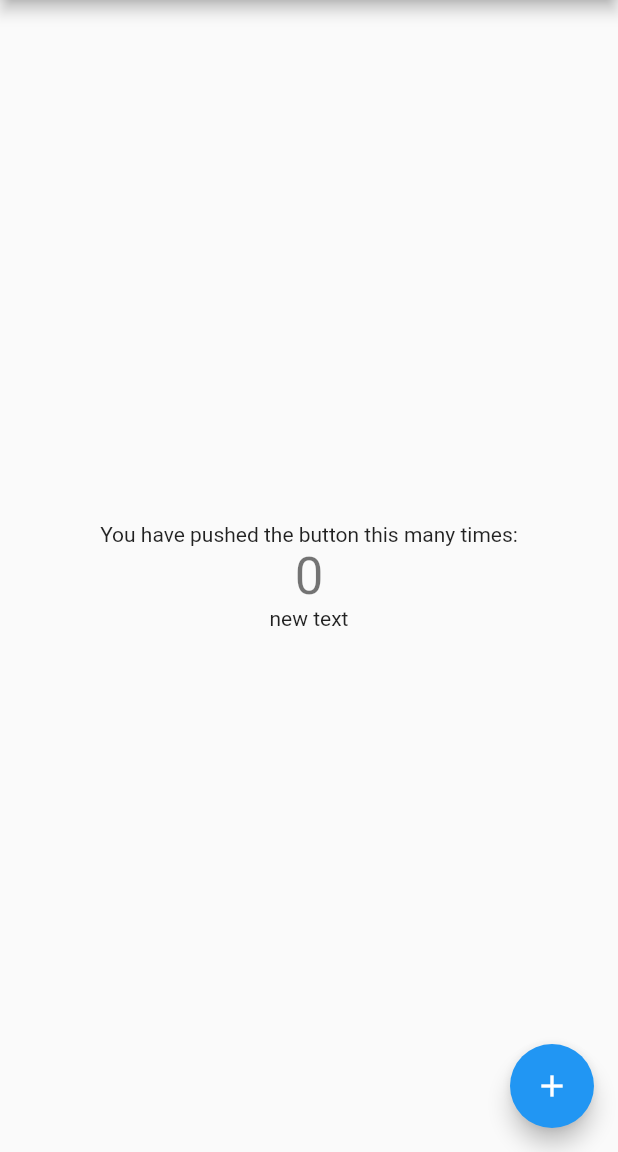
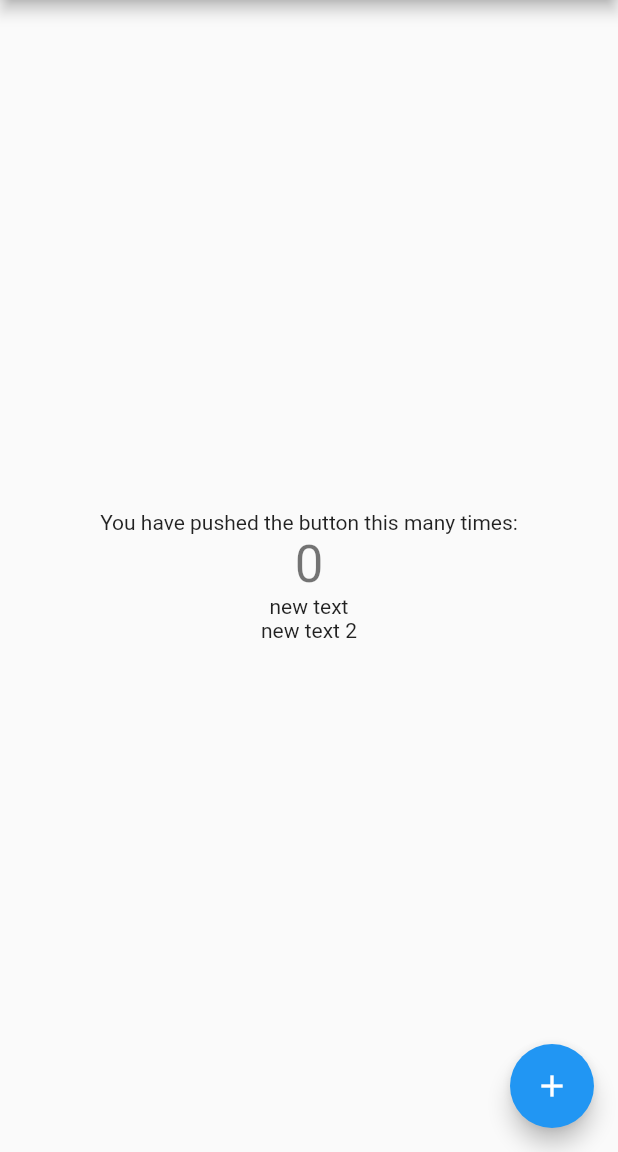
Before and after one commit to CvamKr/git_learning_github, a Flutter app: the screen it shows after launch, on a phone screen of 412 x 824 dp, the part 84-1236 px from its top. Run offline on Flutter 3.47's test engine with Material 2 defaults, Android fonts, the phone set to English and light mode, and no system bars.

Commit message:
added text 2

```diff
--- a/lib/main.dart
+++ b/lib/main.dart
@@ -9,7 +9,6 @@ class MyApp extends StatelessWidget {
     return MaterialApp(
       title: 'Flutter Demo',
       theme: ThemeData(
-
         primarySwatch: Colors.blue,
       ),
       home: MyHomePage(title: 'Flutter Demo Home Page'),
@@ -19,7 +18,6 @@ class MyApp extends StatelessWidget {
 
 class MyHomePage extends StatefulWidget {
   MyHomePage({Key key, this.title}) : super(key: key);
-
 
   final String title;
 
@@ -32,7 +30,6 @@ class _MyHomePageState extends State<MyHomePage> {
 
   void _incrementCounter() {
     setState(() {
-
       _counter++;
     });
   }
@@ -78,8 +75,8 @@ class _MyHomePageState extends State<MyHomePage> {
               '$_counter',
               style: Theme.of(context).textTheme.display1,
             ),
-
-            Text('new text')
+            Text('new text'),
+            Text('new text 2')
           ],
         ),
       ),
```
